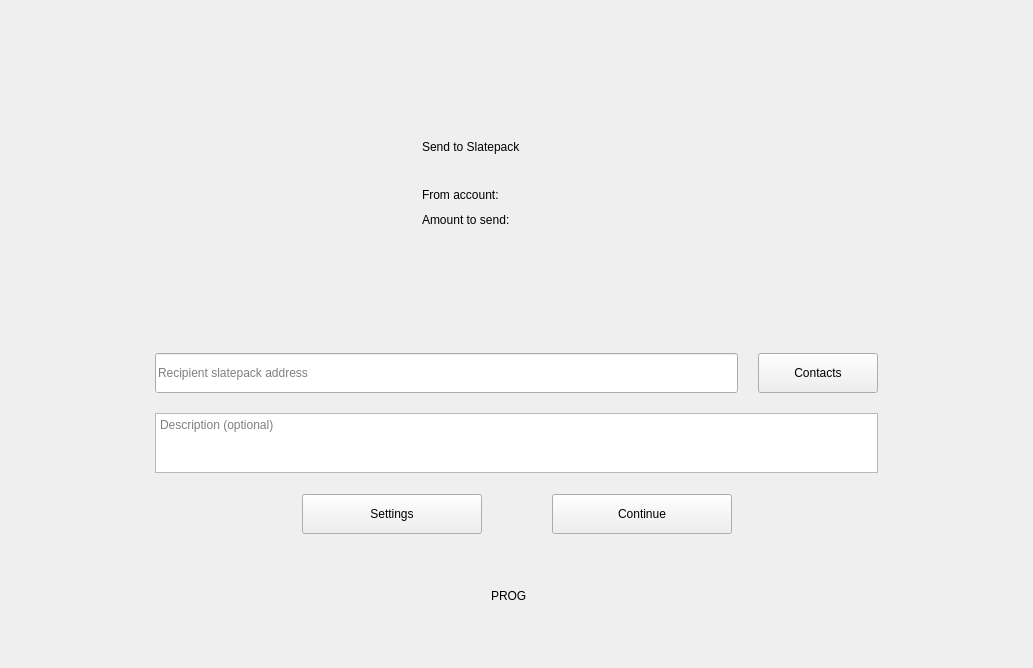
Before: the Qt Designer form windows_desktop/g_sendOffline.ui in mwcproject/mwc-qt-wallet, drawn with Qt 5.
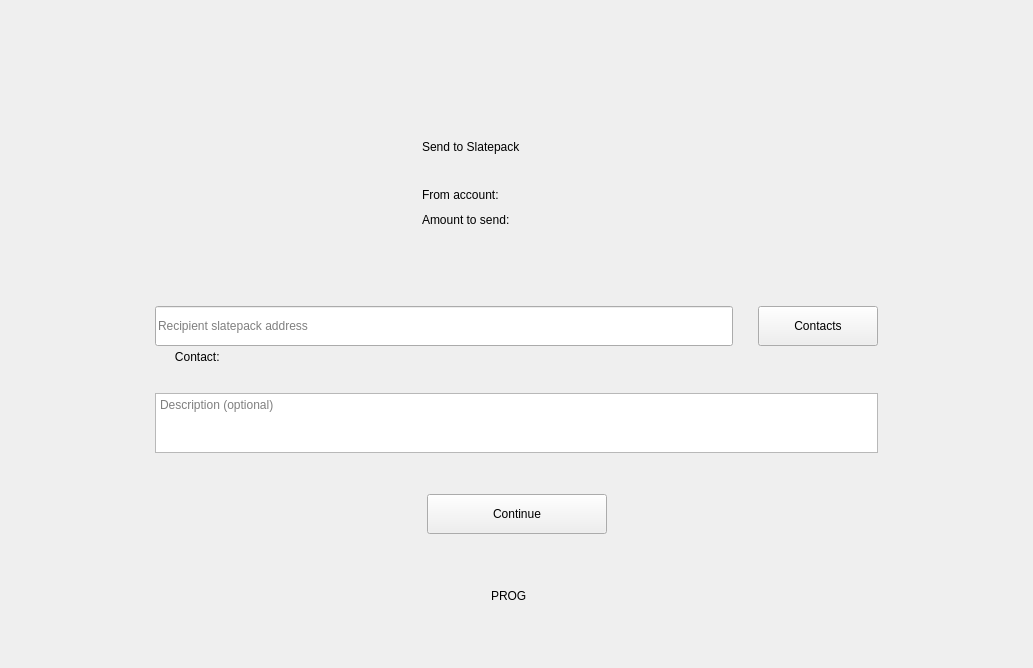
After: the same form once the commit is applied. Icons and pictures are not drawn. Custom widgets are drawn as their Qt base class.

What changed in the file:
```diff
--- a/windows_desktop/g_sendOffline.ui
+++ b/windows_desktop/g_sendOffline.ui
@@ -65,9 +65,9 @@
        <property name="frameShadow">
         <enum>QFrame::Raised</enum>
        </property>
-       <layout class="QVBoxLayout" name="verticalLayout_3" stretch="0,0,0,1,0,0">
+       <layout class="QVBoxLayout" name="verticalLayout_3">
         <property name="spacing">
-         <number>20</number>
+         <number>1</number>
         </property>
         <property name="leftMargin">
          <number>0</number>
@@ -209,6 +209,9 @@
         </item>
         <item>
          <layout class="QHBoxLayout" name="horizontalLayout_4">
+          <property name="spacing">
+           <number>25</number>
+          </property>
           <item>
            <widget class="control::MwcLineEditNormal" name="recipientAddress">
             <property name="sizePolicy">
@@ -270,6 +273,44 @@
           </item>
          </layout>
         </item>
+        <item>
+         <widget class="control::MwcLabelSmall" name="contactNameLable">
+          <property name="minimumSize">
+           <size>
+            <width>0</width>
+            <height>20</height>
+           </size>
+          </property>
+          <property name="maximumSize">
+           <size>
+            <width>16777215</width>
+            <height>20</height>
+           </size>
+          </property>
+          <property name="text">
+           <string>      Contact: </string>
+          </property>
+          <property name="alignment">
+           <set>Qt::AlignLeading|Qt::AlignLeft|Qt::AlignVCenter</set>
+          </property>
+         </widget>
+        </item>
+        <item>
+         <spacer name="verticalSpacer_6">
+          <property name="orientation">
+           <enum>Qt::Vertical</enum>
+          </property>
+          <property name="sizeType">
+           <enum>QSizePolicy::Fixed</enum>
+          </property>
+          <property name="sizeHint" stdset="0">
+           <size>
+            <width>20</width>
+            <height>25</height>
+           </size>
+          </property>
+         </spacer>
+        </item>
         <item>
          <widget class="QTextEdit" name="descriptionEdit">
           <property name="sizePolicy">
@@ -309,7 +350,7 @@
           <property name="sizeHint" stdset="0">
            <size>
             <width>20</width>
-            <height>1</height>
+            <height>40</height>
            </size>
           </property>
          </spacer>
@@ -329,50 +370,6 @@
             </property>
            </spacer>
           </item>
-          <item>
-           <widget class="control::MwcPushButtonNormal" name="settingsBtn">
-            <property name="minimumSize">
-             <size>
-              <width>180</width>
-              <height>40</height>
-             </size>
-            </property>
-            <property name="maximumSize">
-             <size>
-              <width>180</width>
-              <height>40</height>
-             </size>
-            </property>
-            <property name="cursor">
-             <cursorShape>PointingHandCursor</cursorShape>
-            </property>
-            <property name="focusPolicy">
-             <enum>Qt::StrongFocus</enum>
-            </property>
-            <property name="toolTip">
-             <string>Click to change settings. Number of change outputs and required confirmations.</string>
-            </property>
-            <property name="text">
-             <string>Settings</string>
-            </property>
-           </widget>
-          </item>
-          <item>
-           <spacer name="horizontalSpacer_7">
-            <property name="orientation">
-             <enum>Qt::Horizontal</enum>
-            </property>
-            <property name="sizeType">
-             <enum>QSizePolicy::Fixed</enum>
-            </property>
-            <property name="sizeHint" stdset="0">
-             <size>
-              <width>50</width>
-              <height>20</height>
-             </size>
-            </property>
-           </spacer>
-          </item>
           <item>
            <widget class="control::MwcPushButtonNormal" name="sendButton">
             <property name="minimumSize">
@@ -550,16 +547,16 @@
    <extends>QLabel</extends>
    <header>control_desktop/MwcLabel.h</header>
   </customwidget>
-  <customwidget>
-   <class>control::MwcLabelSmall</class>
-   <extends>QLabel</extends>
-   <header>control_desktop/MwcLabel.h</header>
-  </customwidget>
   <customwidget>
    <class>control::MwcLabelProgress</class>
    <extends>QLabel</extends>
    <header>control_desktop/MwcLabelProgress.h</header>
   </customwidget>
+  <customwidget>
+   <class>control::MwcLabelSmall</class>
+   <extends>QLabel</extends>
+   <header>control_desktop/MwcLabel.h</header>
+  </customwidget>
  </customwidgets>
  <tabstops>
   <tabstop>descriptionEdit</tabstop>
```
Left out of the diff: 19 changed lines with no effect on the pictures.
